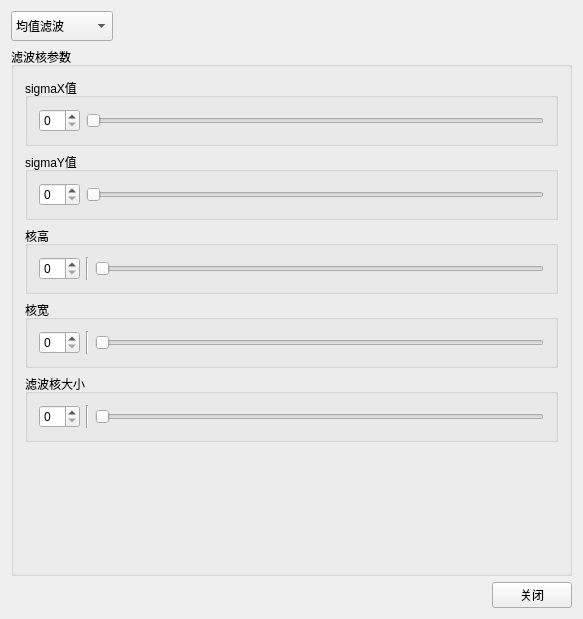
Old version of the form mainwindow/SpaceFilter.ui in the repository Narthill/Image_processing.
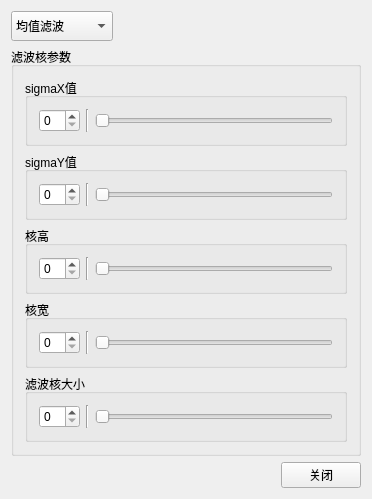
New version of the form.

Commit message: dct完成

The edit to the form file:
```diff
--- a/mainwindow/SpaceFilter.ui
+++ b/mainwindow/SpaceFilter.ui
@@ -6,16 +6,14 @@
    <rect>
     <x>0</x>
     <y>0</y>
-    <width>583</width>
-    <height>619</height>
+    <width>372</width>
+    <height>429</height>
    </rect>
   </property>
   <property name="windowTitle">
    <string>SpaceFilter</string>
   </property>
-  <layout class="QVBoxLayout" name="verticalLayout_8">
-   <item>
-    <layout class="QVBoxLayout" name="verticalLayout_7" stretch="0,0,0">
+  <layout class="QVBoxLayout" name="verticalLayout">
      <item>
       <layout class="QHBoxLayout" name="horizontalLayout_4">
        <item>
@@ -80,12 +78,19 @@
           <property name="title">
            <string>sigmaX值</string>
           </property>
-          <layout class="QVBoxLayout" name="verticalLayout">
-           <item>
             <layout class="QHBoxLayout" name="horizontalLayout_9">
              <item>
+          <layout class="QHBoxLayout" name="horizontalLayout_7">
+           <item>
               <widget class="QSpinBox" name="sigmaXspinBox"/>
              </item>
+           <item>
+            <widget class="Line" name="line_5">
+             <property name="orientation">
+              <enum>Qt::Vertical</enum>
+             </property>
+            </widget>
+           </item>
              <item>
               <widget class="QSlider" name="sigmaXSlider">
                <property name="orientation">
@@ -103,12 +108,19 @@
           <property name="title">
            <string>sigmaY值</string>
           </property>
-          <layout class="QVBoxLayout" name="verticalLayout_2">
+        <layout class="QHBoxLayout" name="horizontalLayout_5">
            <item>
-            <layout class="QHBoxLayout" name="horizontalLayout_11">
+          <layout class="QHBoxLayout" name="horizontalLayout_2">
              <item>
               <widget class="QSpinBox" name="sigmaYspinBox"/>
              </item>
+           <item>
+            <widget class="Line" name="line_4">
+             <property name="orientation">
+              <enum>Qt::Vertical</enum>
+             </property>
+            </widget>
+           </item>
              <item>
               <widget class="QSlider" name="sigmaYSlider">
                <property name="orientation">
@@ -248,8 +260,6 @@
           <string>关闭</string>
          </property>
         </widget>
-       </item>
-      </layout>
      </item>
     </layout>
    </item>
```
Lines whose indentation alone changed are shown as unchanged. The commit also changes 2 other files.
